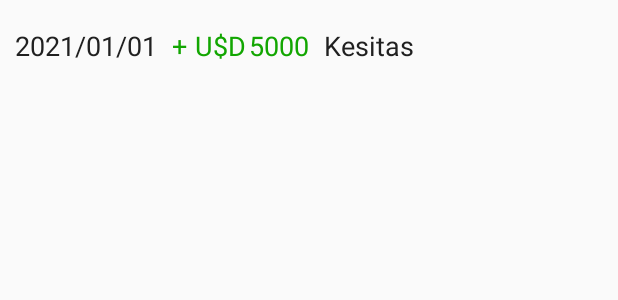
After one commit to MateoMoretti/TaskDone, an Android app: the layout item_historial.xml on its own in the app's theme, with its tools: preview values and no code run, on a phone screen of 412 x 824 dp. The commit adds this screen. Shown: the top 300 px of the screen. Run offline under Robolectric (Android 15) with nearby library versions, the light colour scheme and no system bars; Roboto replaces fonts that are not available here.

Commit message:
Base de Datos e Historial para Finanzas

```diff
--- /dev/null
+++ b/app/src/main/res/layout/item_historial.xml
@@ -0,0 +1,71 @@
+<?xml version="1.0" encoding="utf-8"?>
+<androidx.constraintlayout.widget.ConstraintLayout xmlns:android="http://schemas.android.com/apk/res/android"
+    xmlns:app="http://schemas.android.com/apk/res-auto"
+    xmlns:tools="http://schemas.android.com/tools"
+    android:id="@+id/constraintBase"
+    android:layout_width="match_parent"
+    android:layout_height="50dp"
+    android:layout_marginTop="5dp" >
+
+    <HorizontalScrollView
+        android:layout_width="match_parent"
+        android:layout_height="match_parent">
+
+        <LinearLayout
+            android:layout_width="wrap_content"
+            android:layout_height="match_parent"
+            android:layout_marginStart="10dp"
+            android:layout_marginEnd="10dp"
+            android:gravity="center">
+
+            <TextView
+                android:id="@+id/txt_fecha"
+                android:layout_width="wrap_content"
+                android:layout_height="wrap_content"
+                android:text="2021/01/01"
+                android:textColor="@color/almost_black"
+                android:textSize="18sp" />
+
+            <TextView
+                android:id="@+id/signo_ingreso"
+                android:layout_width="wrap_content"
+                android:layout_height="wrap_content"
+                android:layout_marginStart="10dp"
+                android:layout_weight="1"
+                android:text="+"
+                android:textColor="@color/verde_ingreso"
+                android:textSize="18sp" />
+
+            <TextView
+                android:id="@+id/txt_tipo"
+                android:layout_width="wrap_content"
+                android:layout_height="wrap_content"
+                android:layout_marginStart="5dp"
+                android:text="U$D"
+                android:textColor="@color/verde_ingreso"
+                android:textSize="18sp" />
+
+            <TextView
+                android:id="@+id/txt_cantidad"
+                android:layout_width="wrap_content"
+                android:layout_height="wrap_content"
+                android:layout_marginStart="2dp"
+                android:layout_weight="1"
+                android:text="5000"
+                android:textColor="@color/verde_ingreso"
+                android:textSize="18sp" />
+
+            <TextView
+                android:id="@+id/txt_motivo"
+                android:layout_width="wrap_content"
+                android:layout_height="wrap_content"
+                android:layout_marginStart="10dp"
+                android:layout_marginEnd="20dp"
+                android:layout_weight="1"
+                android:text="Kesitas"
+                android:textColor="@color/almost_black"
+                android:textSize="18sp" />
+        </LinearLayout>
+    </HorizontalScrollView>
+
+</androidx.constraintlayout.widget.ConstraintLayout>
--- a/app/src/main/res/values/colors.xml
+++ b/app/src/main/res/values/colors.xml
@@ -11,6 +11,8 @@
     <color name="fondoAgenda2">#61945B</color>
     <color name="verde">#61945B</color>
     <color name="verde_claro">#93C127</color>
+    <color name="verde_ingreso">#12A601</color>
+    <color name="rojo_egreso">#A60101</color>
     <color name="naranja">#FF8922</color>
     <color name="white">#FFFFFF</color>
 
--- a/app/src/main/res/values/strings.xml
+++ b/app/src/main/res/values/strings.xml
@@ -17,6 +17,8 @@
     <string name="registrar_gasto">Registrar gasto</string>
     <string name="f_checkbox_escencial">Escencial</string>
     <string name="f_checkbox_ingreso">Es ingreso</string>
+    <string name="guardado_exito">Guardado con éxito !</string>
+    <string name="error_guardado">Error al guardar datos</string>
 
 
     <string-array name="meses">
@@ -34,7 +36,7 @@
 
 
     <string-array name="tipos_monedas">
-        <item>Pesos</item>        <item>Dólares</item>        <item>Euros</item>        <item>Bitcoin</item>
+        <item>Pesos</item>        <item>Dólares</item>        <item>Euros</item>
     </string-array>
 
 </resources>
--- a/app/src/main/res/values/styles.xml
+++ b/app/src/main/res/values/styles.xml
@@ -28,7 +28,7 @@
 
     <style name="SpinnerItem">
         <item name="android:textSize">30dp</item>
-        <item name="android:background">@drawable/fondo_numero_dia</item>
+        <item name="android:background">@drawable/fondo_blanco_redondeado</item>
         <item name="android:textAlignment">center</item>
         <item name="android:textColor">@color/cardview_dark_background</item>
         <item name="android:fontFamily">@font/jockey_one</item>
```
Also changed, not shown: app/src/main/java/com/example/taskdone/Finanzas/DataBaseFinanzas.java (added, +92 -0 lines), app/src/main/java/com/example/taskdone/Finanzas/DataBaseHelper.java (deleted, +0 -24 lines), app/src/main/java/com/example/taskdone/Finanzas/HistorialAdapter.java (added, +114 -0 lines), app/src/main/java/com/example/taskdone/Finanzas/HistorialFragment.java (+58 -5 lines), app/src/main/java/com/example/taskdone/Finanzas/ItemHistorial.java (added, +9 -0 lines), app/src/main/java/com/example/taskdone/Finanzas/PrincipalFragment.java (+60 -9 lines), app/src/main/java/com/example/taskdone/Preferences.java (renamed from app/src/main/java/com/example/taskdone/Preferencias.java, +18 -11 lines), app/src/main/res/layout/fragment_finanzas_historial.xml (+17 -4 lines), app/src/main/res/layout/fragment_finanzas_principal.xml (+8 -12 lines).
